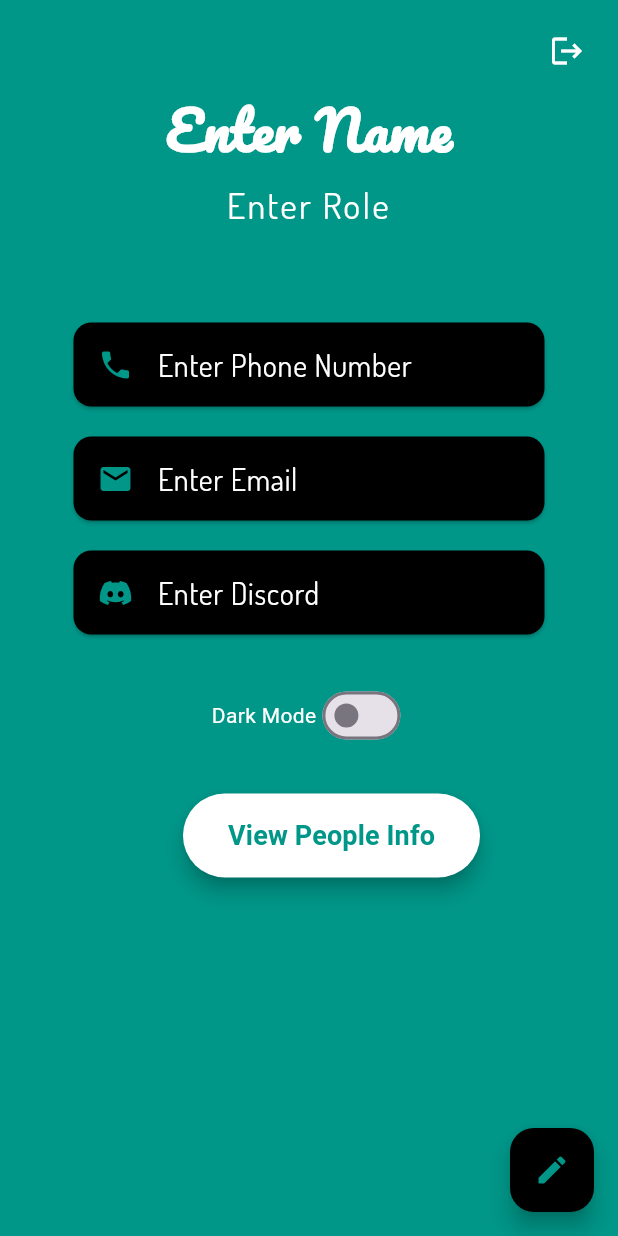
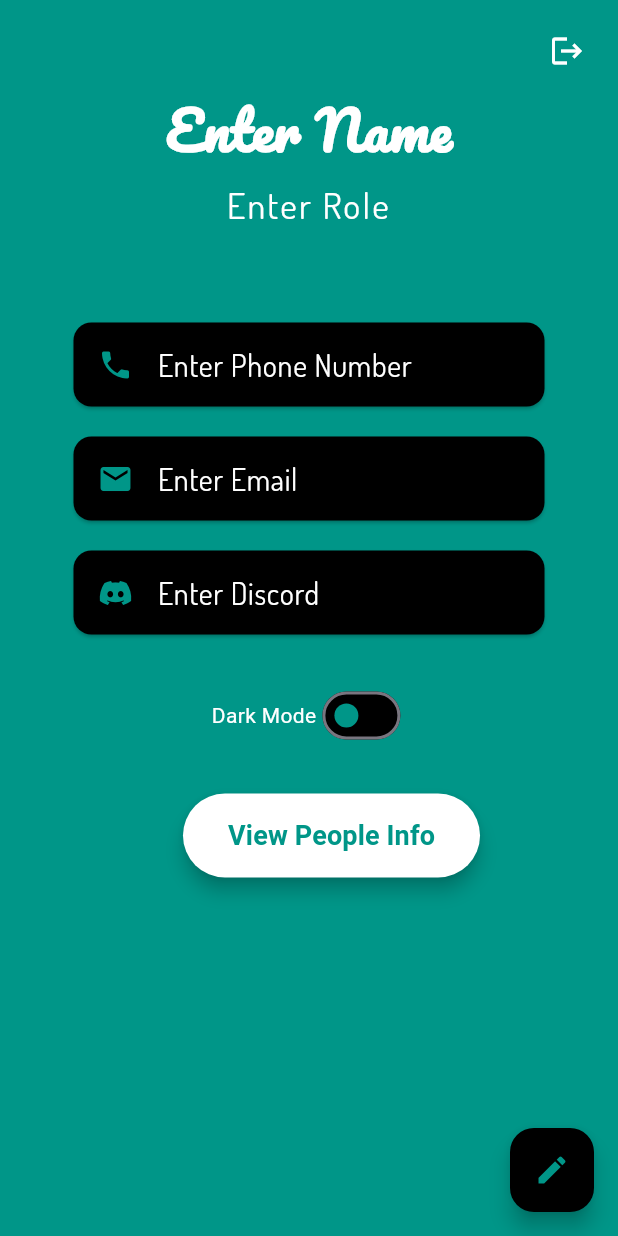
Before and after one commit to Guru-raghav3245/mi_card, a Flutter app: the screen it shows once a user with an empty profile is signed in, on a phone screen of 412 x 824 dp. Run offline on Flutter 3.47's test engine with Material 3 defaults, Android fonts, the phone set to English and light mode, and no system bars; our stand-ins replace cloud_firestore, firebase_auth, firebase_core, font_awesome_flutter; accounts and stored records are empty.

Commit message:
updating ui, working on sharing profile

```diff
--- a/lib/screens/home_screen.dart
+++ b/lib/screens/home_screen.dart
@@ -250,6 +250,9 @@ class _HomeScreenState extends State<HomeScreen> {
                           });
                         },
                         activeColor: selectedColor,
+                        activeTrackColor: selectedColor.withOpacity(0.5),
+                        inactiveThumbColor: selectedColor,
+                        inactiveTrackColor: Colors.black,
                       ),
                     ],
                   ),
--- a/lib/widgets/profile_card.dart
+++ b/lib/widgets/profile_card.dart
@@ -68,6 +68,11 @@ class ProfileCard extends StatelessWidget {
                 Row(
                   children: [
                     IconButton(
+                      icon: const Icon(Icons.share),
+                      onPressed: () {},
+                      tooltip: 'Share Profile',
+                    ),
+                    IconButton(
                       icon: Icon(
                         profile.isFavorite ? Icons.star : Icons.star_border,
                         color: profile.isFavorite ? Colors.yellow : null,
```
Also changed, not shown: lib/dialogs/edit_profile_dialog.dart (+5 -9 lines).
